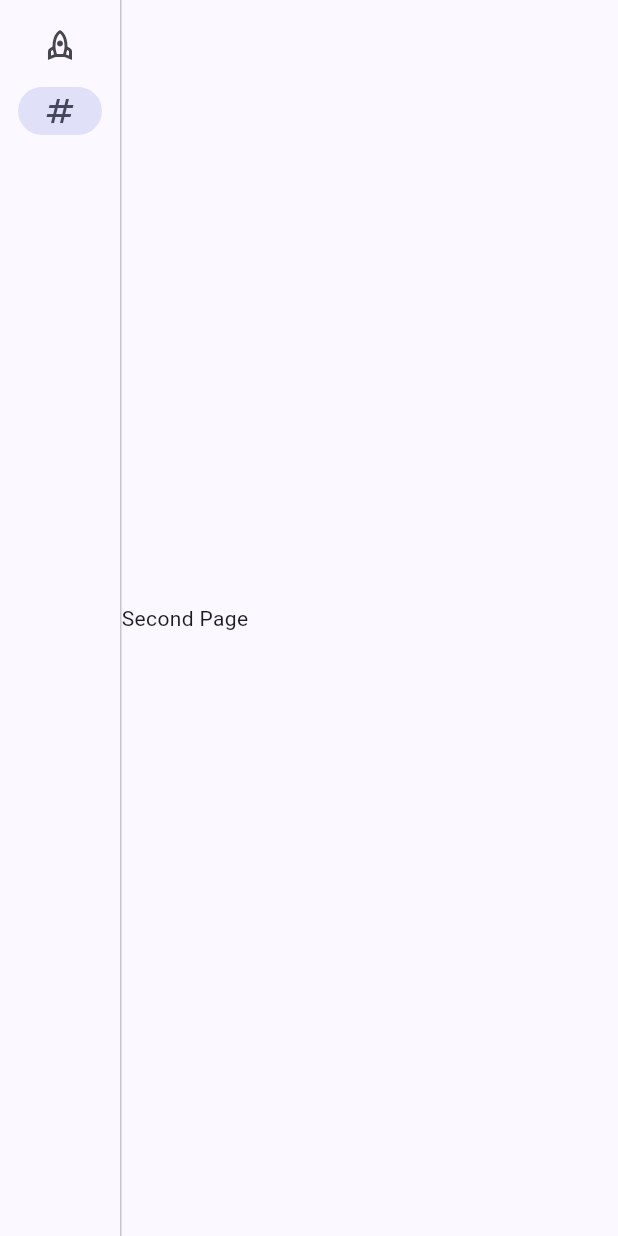
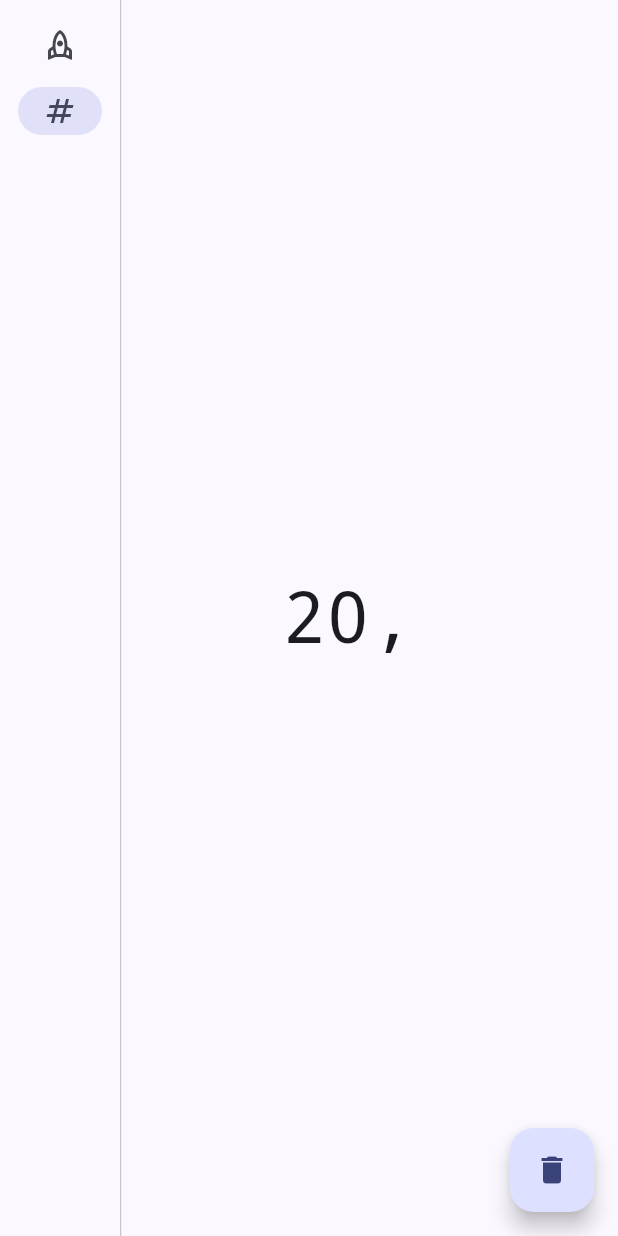
Before and after one commit to s1f10210273/flutter-bingo, a Flutter app: the screen it shows after launch, after a tap on the "rocket" icon, after a tap on "First", after a tap on "Second", on a phone screen of 412 x 824 dp. Run offline on Flutter 3.47's test engine with Material 3 defaults, Android fonts, the phone set to English and light mode, and no system bars; our stand-ins replace flutter_hooks, shared_preferences.

Commit message:
数字の保存を追加

```diff
--- /dev/null
+++ b/lib/hooks/use_stored_numbers.dart
@@ -0,0 +1,66 @@
+// lib/hooks/use_stored_numbers.dart
+
+import 'package:flutter_hooks/flutter_hooks.dart';
+import 'package:shared_preferences/shared_preferences.dart';
+
+const _storageKey = 'stored_numbers';
+
+class StoredNumbersController {
+  final List<int> numbers;
+  final Future<void> Function(int) add;
+  final Future<void> Function() clear;
+  final bool Function(int) contains;
+
+  StoredNumbersController({
+    required this.numbers,
+    required this.add,
+    required this.clear,
+    required this.contains,
+  });
+}
+
+StoredNumbersController useStoredNumbers() {
+  final numbers = useState<List<int>>([]);
+
+  useEffect(() {
+    _loadNumbers().then((value) => numbers.value = value);
+    return null;
+  }, []);
+
+  Future<void> add(int number) async {
+    final prefs = await SharedPreferences.getInstance();
+    final current = [...numbers.value];
+
+    if (!current.contains(number)) {
+      current.add(number);
+      await prefs.setStringList(
+        _storageKey,
+        current.map((e) => e.toString()).toList(),
+      );
+      numbers.value = current;
+    }
+  }
+
+  Future<void> clear() async {
+    final prefs = await SharedPreferences.getInstance();
+    await prefs.remove(_storageKey);
+    numbers.value = [];
+  }
+
+  bool contains(int number) {
+    return numbers.value.contains(number);
+  }
+
+  return StoredNumbersController(
+    numbers: numbers.value,
+    add: add,
+    clear: clear,
+    contains: contains,
+  );
+}
+
+Future<List<int>> _loadNumbers() async {
+  final prefs = await SharedPreferences.getInstance();
+  final list = prefs.getStringList(_storageKey) ?? [];
+  return list.map(int.parse).toList();
+}
--- a/lib/main.dart
+++ b/lib/main.dart
@@ -1,4 +1,5 @@
 import 'package:bingo/pages/bingo.dart';
+import 'package:bingo/pages/stored_number_page.dart';
 import 'package:flutter/material.dart';
 
 void main() {
@@ -60,7 +61,7 @@
             ),
             const VerticalDivider(thickness: 1, width: 1),
             Expanded(
-              child: _selectedIndex == 0 ? BingoPage() : Text('Second Page'),
+              child: _selectedIndex == 0 ? BingoPage() : StoredNumberPage(),
             ),
           ],
         ),
--- a/lib/pages/bingo.dart
+++ b/lib/pages/bingo.dart
@@ -2,37 +2,49 @@ import 'dart:math';
 
 import 'package:bingo/widget/display_digit.dart';
 import 'package:flutter/material.dart';
+import 'package:flutter_hooks/flutter_hooks.dart';
+import '../hooks/use_stored_numbers.dart';
 
-class BingoPage extends StatefulWidget {
+class BingoPage extends HookWidget {
   const BingoPage({super.key});
 
   @override
-  State<BingoPage> createState() => _MyBingoPageState();
-}
+  Widget build(BuildContext context) {
+    final controller = useStoredNumbers();
+    final counter = useState<int?>(null);
+    final maxRandomNumber = 99;
 
-class _MyBingoPageState extends State<BingoPage> {
-  int? _counter;
-  final int _maxRandomNumber = 99;
+    void displayRandomNumber() {
+      final allNumbers = List.generate(maxRandomNumber + 1, (i) => i);
+      final unusedNumbers = allNumbers
+          .where((n) => !controller.contains(n))
+          .toList();
 
-  void _displayRandomNumber() {
-    setState(() {
-      _counter = (Random().nextInt(_maxRandomNumber + 1));
-    });
-  }
+      if (unusedNumbers.isEmpty) {
+        ScaffoldMessenger.of(
+          context,
+        ).showSnackBar(const SnackBar(content: Text('もう出せる数字がありません')));
+        return;
+      }
 
-  @override
-  Widget build(BuildContext context) {
+      final randomNumber =
+          unusedNumbers[Random().nextInt(unusedNumbers.length)];
+      controller.add(randomNumber);
+      counter.value = randomNumber;
+    }
+
     return Scaffold(
       body: Center(
         child: Column(
           mainAxisAlignment: MainAxisAlignment.center,
           children: <Widget>[
-            if (_counter != null) DisplayDigit(finalNumber: _counter!),
+            if (counter.value != null)
+              DisplayDigit(finalNumber: counter.value!),
           ],
         ),
       ),
       floatingActionButton: FloatingActionButton(
-        onPressed: _displayRandomNumber,
+        onPressed: displayRandomNumber,
         tooltip: 'random',
         child: const Icon(Icons.rocket),
       ),
--- /dev/null
+++ b/lib/pages/stored_number_page.dart
@@ -0,0 +1,51 @@
+import 'package:flutter/material.dart';
+import 'package:flutter_hooks/flutter_hooks.dart';
+import '../hooks/use_stored_numbers.dart';
+
+class StoredNumberPage extends HookWidget {
+  const StoredNumberPage({super.key});
+
+  @override
+  Widget build(BuildContext context) {
+    final controller = useStoredNumbers();
+
+    return Scaffold(
+      body: Center(
+        child: Column(
+          mainAxisAlignment: MainAxisAlignment.center,
+          children: [
+            controller.numbers.isEmpty
+                ? const Text('数字は保存されていません')
+                : Padding(
+                    padding: const EdgeInsets.all(12.0),
+                    child: Wrap(
+                      spacing: 12,
+                      runSpacing: 12,
+                      alignment: WrapAlignment.center,
+                      children: controller.numbers
+                          .map(
+                            (n) => Text(
+                              '${n.toString()}, ',
+                              style: const TextStyle(
+                                fontSize: 48,
+                                fontFeatures: [
+                                  FontFeature.tabularFigures(),
+                                ], // ← 等幅数字
+                                fontFamily: 'monospace',
+                              ),
+                            ),
+                          )
+                          .toList(),
+                    ),
+                  ),
+          ],
+        ),
+      ),
+      floatingActionButton: FloatingActionButton(
+        onPressed: controller.clear,
+        tooltip: '全削除',
+        child: const Icon(Icons.delete),
+      ),
+    );
+  }
+}
--- a/pubspec.yaml
+++ b/pubspec.yaml
@@ -34,6 +34,8 @@ dependencies:
   # The following adds the Cupertino Icons font to your application.
   # Use with the CupertinoIcons class for iOS style icons.
   cupertino_icons: ^1.0.8
+  shared_preferences: ^2.5.3
+  flutter_hooks: ^0.21.3
 
 dev_dependencies:
   flutter_test:
```
Also changed, not shown: pubspec.lock, 1 other file.
